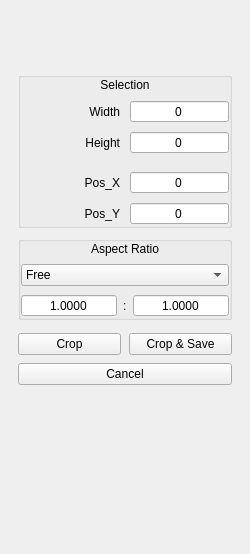
Above: qimgv/gui/panels/croppanel/croppanel.ui from do-i/thumbgrid before the change. Below: the same form after it.
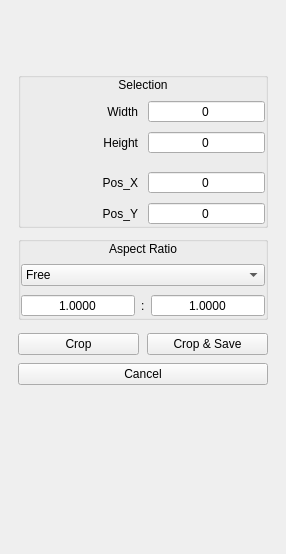
That is the form after the change. Custom widgets are drawn as their Qt base class.

Commit message: croppanel - fix width

The edit to the form file:
```diff
--- a/qimgv/gui/panels/croppanel/croppanel.ui
+++ b/qimgv/gui/panels/croppanel/croppanel.ui
@@ -11,7 +11,7 @@
    </rect>
   </property>
   <property name="sizePolicy">
-   <sizepolicy hsizetype="MinimumExpanding" vsizetype="MinimumExpanding">
+   <sizepolicy hsizetype="Minimum" vsizetype="MinimumExpanding">
     <horstretch>0</horstretch>
     <verstretch>0</verstretch>
    </sizepolicy>
@@ -32,6 +32,9 @@
    <property name="spacing">
     <number>8</number>
    </property>
+   <property name="sizeConstraint">
+    <enum>QLayout::SetMinAndMaxSize</enum>
+   </property>
    <property name="leftMargin">
     <number>18</number>
    </property>
@@ -83,6 +86,9 @@
       <property name="spacing">
        <number>8</number>
       </property>
+      <property name="sizeConstraint">
+       <enum>QLayout::SetMinAndMaxSize</enum>
+      </property>
       <property name="leftMargin">
        <number>0</number>
       </property>
@@ -295,6 +301,9 @@
       <property name="spacing">
        <number>8</number>
       </property>
+      <property name="sizeConstraint">
+       <enum>QLayout::SetMinAndMaxSize</enum>
+      </property>
       <property name="leftMargin">
        <number>0</number>
       </property>
@@ -472,6 +481,9 @@
    </item>
    <item>
     <layout class="QHBoxLayout" name="horizontalLayout">
+     <property name="sizeConstraint">
+      <enum>QLayout::SetMinAndMaxSize</enum>
+     </property>
      <property name="topMargin">
       <number>0</number>
      </property>
@@ -516,6 +528,22 @@
      </property>
     </widget>
    </item>
+   <item>
+    <spacer name="horizontalSpacer_2">
+     <property name="orientation">
+      <enum>Qt::Horizontal</enum>
+     </property>
+     <property name="sizeType">
+      <enum>QSizePolicy::MinimumExpanding</enum>
+     </property>
+     <property name="sizeHint" stdset="0">
+      <size>
+       <width>250</width>
+       <height>20</height>
+      </size>
+     </property>
+    </spacer>
+   </item>
    <item>
     <spacer name="verticalSpacer">
      <property name="orientation">
```
The commit also changes 5 other files.
